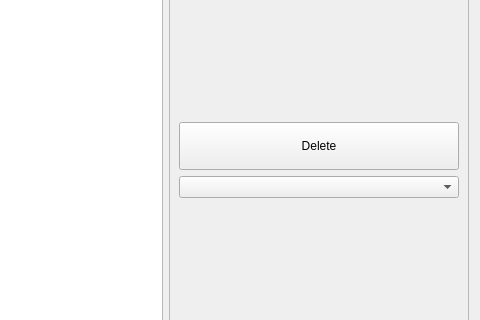
The window that ola/client/store/configure_form.ui (myapps-directory/myapps-client-store) describes before a commit, drawn with Qt 5; both pictures show x 303 to 783 and y 125 to 445 of the 783 by 570 pixel window.
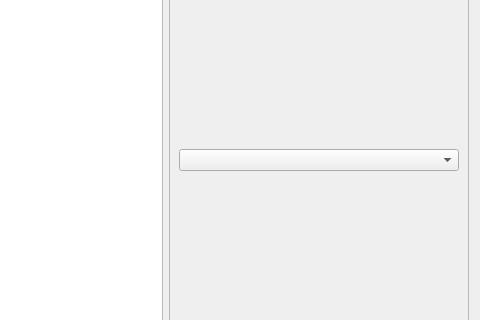
The same window after the commit.

Commit message: BuildEntry -> ItemEntry +Trash -delete

What changed in the file:
```diff
--- a/ola/client/store/configure_form.ui
+++ b/ola/client/store/configure_form.ui
@@ -54,19 +54,6 @@
         </property>
        </spacer>
       </item>
-      <item>
-       <widget class="QPushButton" name="deleteButton">
-        <property name="minimumSize">
-         <size>
-          <width>0</width>
-          <height>48</height>
-         </size>
-        </property>
-        <property name="text">
-         <string>Delete</string>
-        </property>
-       </widget>
-      </item>
       <item>
        <widget class="QComboBox" name="stateComboBox">
         <property name="iconSize">
```
The commit also changes 4 other files.
